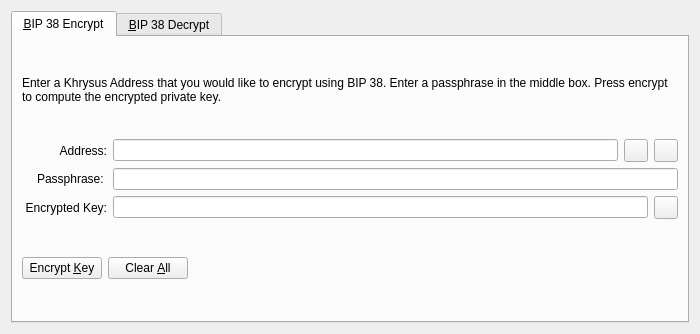
Qt form src/qt/forms/bip38tooldialog.ui (Khrysus-dev/KhrysusCoin) before a commit.
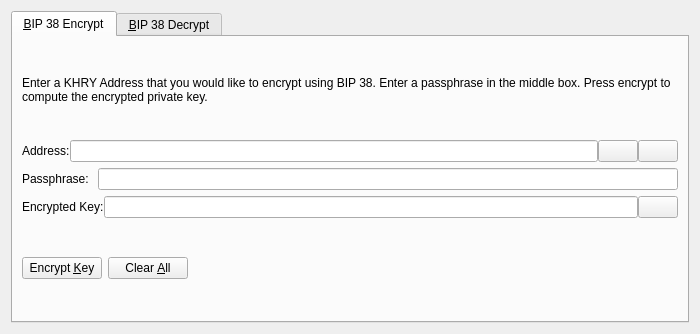
The same form after that commit. The open tabs and pages were chosen to show the change. Icons and pictures are not drawn. Custom widgets are drawn as their Qt base class.

Diff of the .ui file:
```diff
--- a/src/qt/forms/bip38tooldialog.ui
+++ b/src/qt/forms/bip38tooldialog.ui
@@ -30,7 +30,7 @@
        <item>
         <widget class="QLabel" name="infoLabel_ENC">
          <property name="text">
-          <string>Enter a Khrysus Address that you would like to encrypt using BIP 38. Enter a passphrase in the middle box. Press encrypt to compute the encrypted private key.</string>
+          <string>Enter a KHRY Address that you would like to encrypt using BIP 38. Enter a passphrase in the middle box. Press encrypt to compute the encrypted private key.</string>
          </property>
          <property name="textFormat">
           <enum>Qt::PlainText</enum>
@@ -42,17 +42,11 @@
        </item>
        <item>
         <layout class="QHBoxLayout" name="horizontalLayout_1_ENC">
+         <property name="spacing">
+          <number>0</number>
+         </property>
          <item>
           <widget class="QLabel" name="label_5">
-           <property name="alignment">
-            <set>Qt::AlignRight|Qt::AlignTrailing|Qt::AlignVCenter</set>
-           </property>
-           <property name="minimumSize">
-            <size>
-             <width>85</width>
-             <height>0</height>
-            </size>
-           </property>
            <property name="text">
             <string>Address:</string>
            </property>
@@ -66,7 +60,7 @@
           </widget>
          </item>
          <item>
-          <widget class="QToolButton" name="addressBookButton_ENC">
+          <widget class="QPushButton" name="addressBookButton_ENC">
            <property name="toolTip">
             <string>Choose previously used address</string>
            </property>
@@ -80,10 +74,13 @@
            <property name="shortcut">
             <string>Alt+A</string>
            </property>
+           <property name="autoDefault">
+            <bool>false</bool>
+           </property>
           </widget>
          </item>
          <item>
-          <widget class="QToolButton" name="pasteButton_ENC">
+          <widget class="QPushButton" name="pasteButton_ENC">
            <property name="toolTip">
             <string>Paste address from clipboard</string>
            </property>
@@ -97,6 +94,9 @@
            <property name="shortcut">
             <string>Alt+P</string>
            </property>
+           <property name="autoDefault">
+            <bool>false</bool>
+           </property>
           </widget>
          </item>
         </layout>
@@ -105,15 +105,6 @@
         <layout class="QHBoxLayout" name="horizontalLayout_5">
          <item>
           <widget class="QLabel" name="label_6">
-           <property name="alignment">
-            <set>Qt::AlignRight|Qt::AlignTrailing|Qt::AlignVCenter</set>
-           </property>
-           <property name="minimumSize">
-            <size>
-             <width>85</width>
-             <height>0</height>
-            </size>
-           </property>
            <property name="text">
             <string>Passphrase: </string>
            </property>
@@ -130,17 +121,11 @@
        </item>
        <item>
         <layout class="QHBoxLayout" name="horizontalLayout_2_ENC">
+         <property name="spacing">
+          <number>0</number>
+         </property>
          <item>
           <widget class="QLabel" name="encryptedKeyLabel_ENC">
-           <property name="alignment">
-            <set>Qt::AlignRight|Qt::AlignTrailing|Qt::AlignVCenter</set>
-           </property>
-           <property name="minimumSize">
-            <size>
-             <width>85</width>
-             <height>0</height>
-            </size>
-           </property>
            <property name="text">
             <string>Encrypted Key:</string>
            </property>
@@ -162,7 +147,7 @@
           </widget>
          </item>
          <item>
-          <widget class="QToolButton" name="copyKeyButton_ENC">
+          <widget class="QPushButton" name="copyKeyButton_ENC">
            <property name="toolTip">
             <string>Copy the current signature to the system clipboard</string>
            </property>
@@ -173,6 +158,9 @@
             <iconset resource="../khrysus.qrc">
              <normaloff>:/icons/editcopy</normaloff>:/icons/editcopy</iconset>
            </property>
+           <property name="autoDefault">
+            <bool>false</bool>
+           </property>
           </widget>
          </item>
         </layout>
```
Left out of the diff: 50 changed lines with no effect on the pictures.
